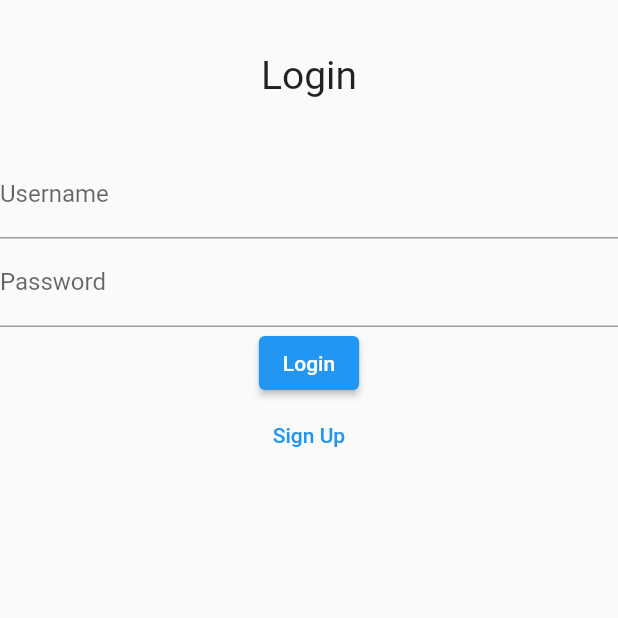
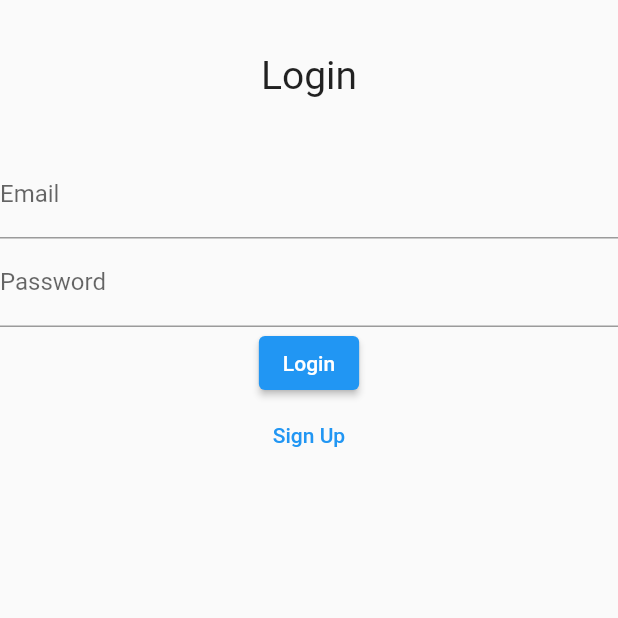
Before and after one commit to schedule-board/app, a Flutter app: the LoginPage screen opened by its route, on a phone screen of 412 x 824 dp, the top half of it. Run offline on Flutter 3.47's test engine with Material 2 defaults, Android fonts, the phone set to English and light mode, and no system bars; our stand-ins replace bloc, equatable, flutter_bloc, go_router, percent_indicator.

Commit message:
set up the Bloc and its parts for enabling sign-in.

```diff
--- a/lib/auth/bloc/auth_bloc.dart
+++ b/lib/auth/bloc/auth_bloc.dart
@@ -1,24 +1,59 @@
 import 'package:flutter_bloc/flutter_bloc.dart';
+import 'package:schedule/auth/data_provider/auth_api_provider.dart';
+import 'package:schedule/auth/models/user_model.dart';
+import 'package:schedule/auth/repository/auth_repository.dart';
 import 'package:schedule/auth/states/auth_state.dart';
 
 class AuthBloc extends Bloc<AuthEvent, AuthState> {
   AuthBloc() : super(AuthState()) {
-    on<UserLogInEvent>((event, emit) {
-      emit(state.copyWith(userName: "Andy"));
+    on<LoginAttemptEvent>((event, emit) async {
+      AuthRepository(this).signIn(event.userEmail, event.password);
+      emit(state.copyWith(isProcessing: true));
     });
 
-    on<UserLogOutEvent>((event, emit) {
-      emit(state.copyWith(userName: null));
+    on<LoginSuccessEvent>((event, emit) {
+      // set the token
+      // set the user
+      // set the school
+      emit(state.copyWith(user: event.user, isProcessing: false, authFailed: false));
+    });
+
+    on<LoginFailedEvent>((event, emit) {
+      emit(state.copyWith(authFailed: true, isProcessing: false));
+    });
+
+    on<LogoutEvent>((event, emit) {
+      emit(state.copyWith(user: null));
+    });
+
+    on<AuthProcessingStartEvent>((event, emit) {
+      emit(state.copyWith(isProcessing: true, authFailed: false));
     });
   }
 }
 
 abstract class AuthEvent {}
 
-class UserLogInEvent extends AuthEvent {
-  String newUserName;
+class UserLogInSuccessEvent extends AuthEvent {
+  User newUser;
 
-  UserLogInEvent({required this.newUserName});
+  UserLogInSuccessEvent({required this.newUser});
 }
 
-class UserLogOutEvent extends AuthEvent {}
+class LoginAttemptEvent extends AuthEvent {
+  String userEmail;
+  String password;
+
+  LoginAttemptEvent({required this.userEmail, required this.password});
+}
+
+class LoginSuccessEvent extends AuthEvent {
+  User user;
+  LoginSuccessEvent({required this.user});
+}
+
+class LoginFailedEvent extends AuthEvent {}
+
+class LogoutEvent extends AuthEvent {}
+
+class AuthProcessingStartEvent extends AuthEvent {}
--- a/lib/auth/data_provider/api_data_provider.dart
+++ /dev/null
@@ -1,5 +0,0 @@
-class ApiDataProvider {
-  signIn() {}
-  signOut() {}
-  signUp() {}
-}
--- a/lib/course/models/user_model.dart
+++ b/lib/auth/models/user_model.dart
@@ -1,4 +1,4 @@
-import './school_models.dart';
+import '../../course/models/school_models.dart';
 
 class User {
   String userId;
@@ -15,7 +15,7 @@ class User {
 
   factory User.fromJson(Map<String, dynamic> json) {
     return User(
-        userId: json["id"],
+        userId: json["_id"],
         userName: json["user_name"],
         userEmail: json["user_email"],
         role: json["role"]);
--- a/lib/auth/repository/auth_repository.dart
+++ b/lib/auth/repository/auth_repository.dart
@@ -1,5 +1,20 @@
+import 'package:schedule/auth/bloc/auth_bloc.dart';
+import 'package:schedule/auth/data_provider/auth_api_provider.dart';
+import 'package:schedule/auth/models/user_model.dart';
+
 class AuthRepository {
-  signIn(String userName, String password) {
+  AuthBloc authBloc;
 
+  AuthRepository(this.authBloc);
+
+  Future<void> signIn(String userName, String password) async {
+    try {
+      var dataString = (await AuthApiProvider().signIn(userName, password))!['user'];
+      Map<String, dynamic> dataMap = Map<String, dynamic>.from(dataString as Map<String, dynamic>);
+      User user = User.fromJson(dataMap);
+      authBloc.add(LoginSuccessEvent(user: user));
+    } catch (e) {
+      authBloc.add(LoginFailedEvent());
+    }
   }
 }
--- a/lib/auth/screens/login_page.dart
+++ b/lib/auth/screens/login_page.dart
@@ -1,9 +1,12 @@
 import 'package:flutter/material.dart';
+import 'package:flutter_bloc/flutter_bloc.dart';
 import 'package:go_router/go_router.dart';
+import 'package:schedule/auth/bloc/auth_bloc.dart';
+import 'package:schedule/auth/states/auth_state.dart';
 
 class LoginPage extends StatelessWidget {
   final _formKey = GlobalKey<FormState>();
-  final TextEditingController _userNameController = TextEditingController();
+  final TextEditingController _userEmailController = TextEditingController();
   final TextEditingController _passwordController = TextEditingController();
 
   LoginPage({super.key});
@@ -11,8 +14,49 @@ class LoginPage extends StatelessWidget {
   @override
   Widget build(BuildContext context) {
     return Scaffold(
-      body: SafeArea(
-        child: Center(
+      body: SafeArea(child: BlocBuilder<AuthBloc, AuthState>(
+        builder: (context, state) {
+          if (state.isProcessing) {
+            return Center(
+              child: CircularProgressIndicator(),
+            );
+          } else if (state.authFailed) {
+            return Center(
+              child: Column(
+                children: [
+                  Text('Login failed'),
+                  // retry button
+                  ElevatedButton(
+                    onPressed: () {
+                      context.read<AuthBloc>().add(AuthProcessingStartEvent());
+                      context.read<AuthBloc>().add(LoginAttemptEvent(
+                            userEmail: _userEmailController.text,
+                            password: _passwordController.text,
+                          ));
+                    },
+                    child: Text('Retry'),
+                  ),
+                ],
+              ),
+            );
+          } else if (state.user != null) {
+            return Center(
+              child: Column(
+                children: [
+                  Text('Login success'),
+                  // go to home button
+                  ElevatedButton(
+                    onPressed: () {
+                      context.go('/landing');
+                    },
+                    child: Text('Go to home'),
+                  ),
+                ],
+              ),
+            );
+          }
+
+          return Center(
             child: Form(
               key: _formKey,
               child: Column(
@@ -27,13 +71,13 @@ class LoginPage extends StatelessWidget {
                     ),
                   ),
                   TextFormField(
-                controller: _userNameController,
+                    controller: _userEmailController,
                     decoration: const InputDecoration(
-                  labelText: 'Username',
+                      labelText: 'Email',
                     ),
                     validator: (value) {
                       if (value == null || value.isEmpty) {
-                    return 'Please enter your username';
+                        return 'Please enter your email';
                       }
                       return null;
                     },
@@ -55,12 +99,12 @@ class LoginPage extends StatelessWidget {
                     onPressed: () {
                       if (_formKey.currentState!.validate()) {
                         // Form is valid, perform desired actions here
-                    final userName = _userNameController.text;
+                        final userName = _userEmailController.text;
                         final password = _passwordController.text;
 
-                    // Do something with the form data (e.g., save to database)
-                    print('Username: $userName');
-                    print('Password: $password');
+                        // add login event to the bloc
+                        var authBloc = BlocProvider.of<AuthBloc>(context);
+                        authBloc.add(LoginAttemptEvent(userEmail: userName, password: password));
                       }
                     },
                     child: const Text('Login'),
@@ -74,8 +118,10 @@ class LoginPage extends StatelessWidget {
                   ),
                 ],
               ),
+            ),
+          );
+        },
       )),
-      ),
     );
   }
 }
--- a/lib/auth/states/auth_state.dart
+++ b/lib/auth/states/auth_state.dart
@@ -1,9 +1,24 @@
+import 'package:schedule/auth/models/user_model.dart';
+
 class AuthState {
-  String? userName;
+  User? user;
+  bool isProcessing;
+  bool authFailed;
+  AuthState({
+    this.user,
+    this.isProcessing = false,
+    this.authFailed = false,
+  });
 
-  AuthState({this.userName});
-
-  AuthState copyWith({String? userName}) {
-    return AuthState(userName: userName ?? this.userName);
+  AuthState copyWith({
+    User? user,
+    bool? isProcessing,
+    bool? authFailed,
+  }) {
+    return AuthState(
+      user: user ?? this.user,
+      isProcessing: isProcessing ?? this.isProcessing,
+      authFailed: authFailed ?? this.authFailed,
+    );
   }
 }
--- a/lib/course/models/course_model.dart
+++ b/lib/course/models/course_model.dart
@@ -1,5 +1,5 @@
 import './schedules_Amodel.dart';
-import './user_model.dart';
+import '../../auth/models/user_model.dart';
 import './school_models.dart';
 
 class Course {
--- a/lib/course/models/school_models.dart
+++ b/lib/course/models/school_models.dart
@@ -1,4 +1,4 @@
-import './user_model.dart';
+import '../../auth/models/user_model.dart';
 
 class School {
   String schoolId;
--- a/lib/ui/landing_page.dart
+++ b/lib/ui/landing_page.dart
@@ -8,14 +8,14 @@ class LandingPage extends StatelessWidget {
   Widget build(BuildContext context) {
     final AuthBloc authBloc = BlocProvider.of<AuthBloc>(context);
     return Scaffold(
-        appBar: AppBar(title: Text('Hello ${authBloc.state.userName}')),
+        appBar: AppBar(title: Text('Hello ${authBloc.state.user!.userName}')),
         body: Center(
           child: Column(
             children: [
-              Text('Hello ${authBloc.state.userName}'),
+              Text('Hello ${authBloc.state.user!.userName}'),
               ElevatedButton(
                 onPressed: () {
-                  authBloc.add(UserLogOutEvent());
+                  authBloc.add(LogoutEvent());
                 },
                 child: const Text('Log Out'),
               ),
```
Also changed, not shown: lib/auth/data_provider/auth_api_provider.dart (added, +27 -0 lines), lib/schedule/landing_page.dart (+10 -1 lines). Lines whose indentation alone changed are shown as unchanged.
